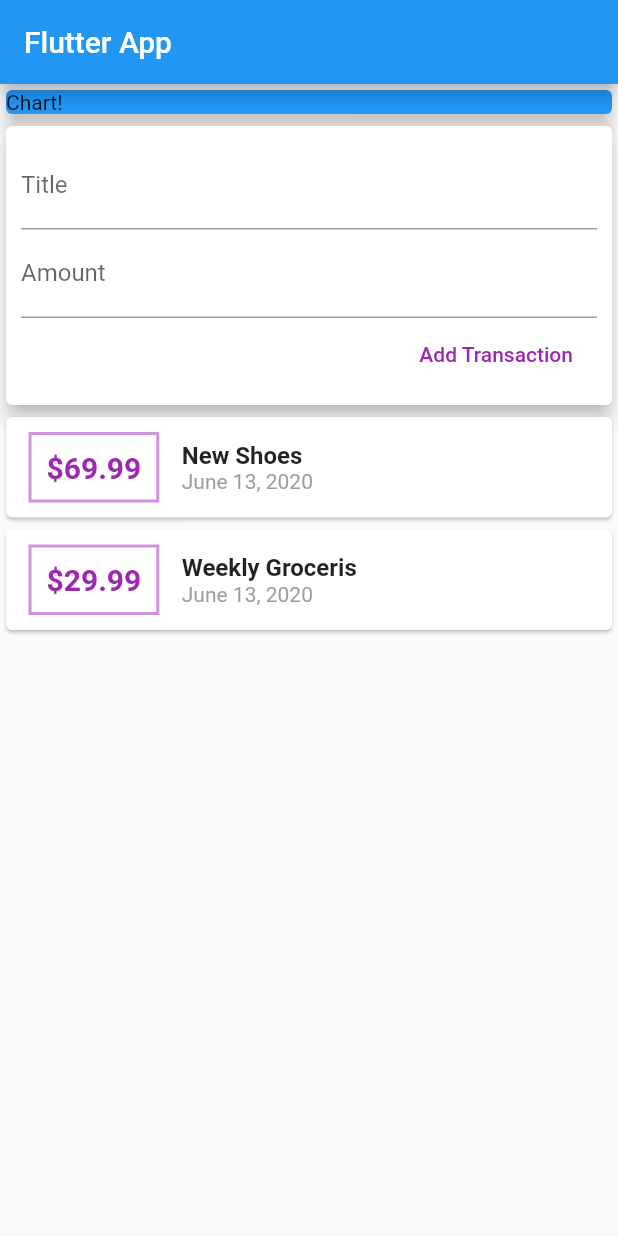
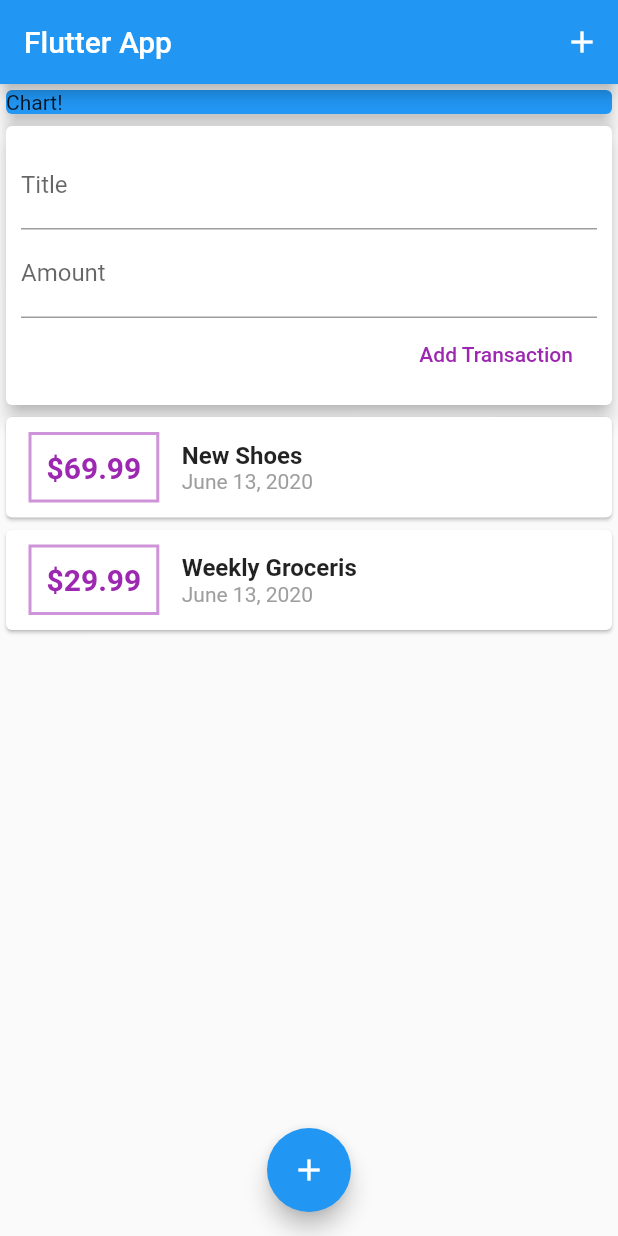
Before and after one commit to rofigates/FlutterCombiningWidget, a Flutter app: the screen it shows after launch, on a phone screen of 412 x 824 dp. Run offline on Flutter 3.47's test engine with Material 2 defaults, Android fonts, the phone set to English and light mode, and no system bars.

Commit message:
floating button

```diff
--- a/lib/main.dart
+++ b/lib/main.dart
@@ -19,6 +19,12 @@ class MyHomePage extends StatelessWidget {
     return Scaffold(
       appBar: AppBar(
         title: Text('Flutter App'),
+        actions: <Widget>[
+          IconButton(
+            icon: Icon(Icons.add),
+            onPressed: () {},
+          )
+        ],
       ),
       body: SingleChildScrollView(
         child: Column(
@@ -36,6 +42,12 @@ class MyHomePage extends StatelessWidget {
             UserTransaction()
           ],
         ),
-        ));
+      ),
+      floatingActionButtonLocation:  FloatingActionButtonLocation.centerFloat,
+      floatingActionButton: FloatingActionButton(
+        child: Icon(Icons.add),
+        onPressed: (){},
+      ),
+    );
   }
 }
--- a/lib/widget/new_transaction.dart
+++ b/lib/widget/new_transaction.dart
@@ -25,6 +25,7 @@ class NewTransaction extends StatelessWidget {
             TextField(
               decoration: InputDecoration(labelText: 'Amount'),
               controller: amountController,
+              keyboardType: TextInputType.number,
               // onChanged: (value) =>
               // amountInput = value,
             ),
--- a/lib/widget/transaction_list.dart
+++ b/lib/widget/transaction_list.dart
@@ -24,7 +24,7 @@ class Transactionlist extends StatelessWidget {
                     ),
                     padding: EdgeInsets.all(10),
                     child: Text(
-                      '\$${transactions[index].amount}',
+                      '\$${transactions[index].amount.toStringAsFixed(2)}',
                       style: TextStyle(
                           fontWeight: FontWeight.bold,
                           fontSize: 20,
```
Lines whose indentation alone changed are shown as unchanged.
